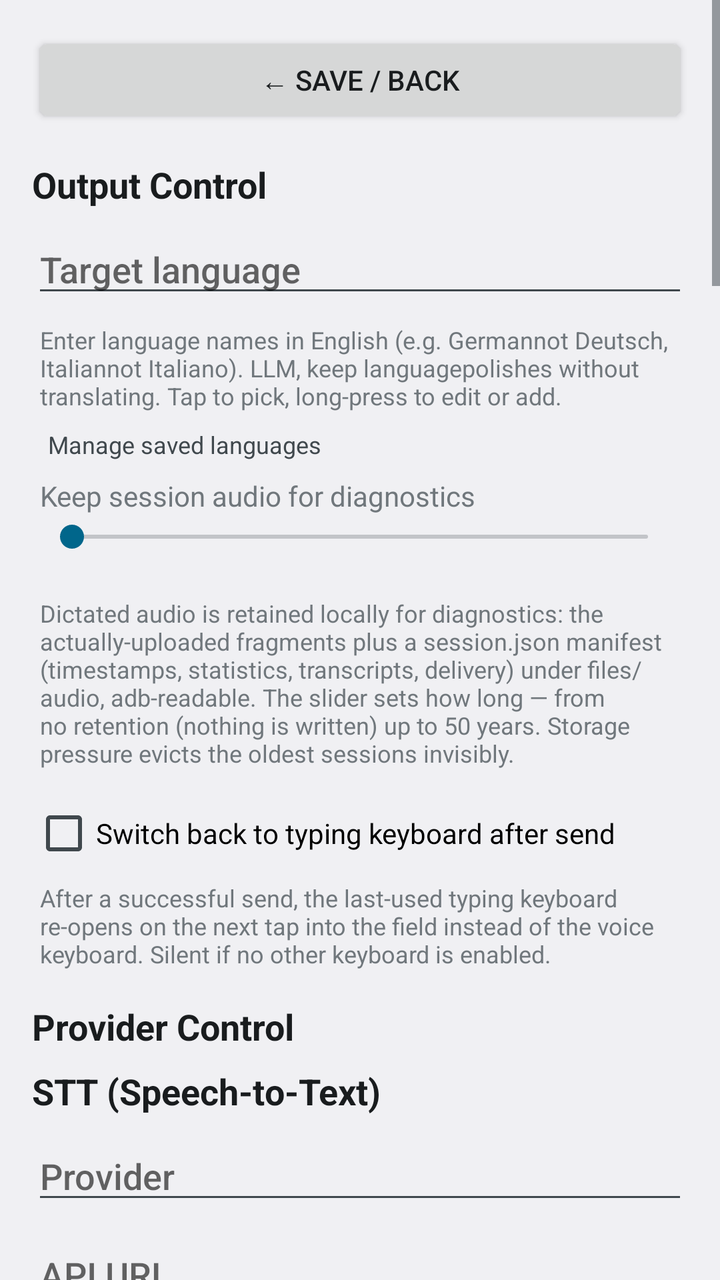
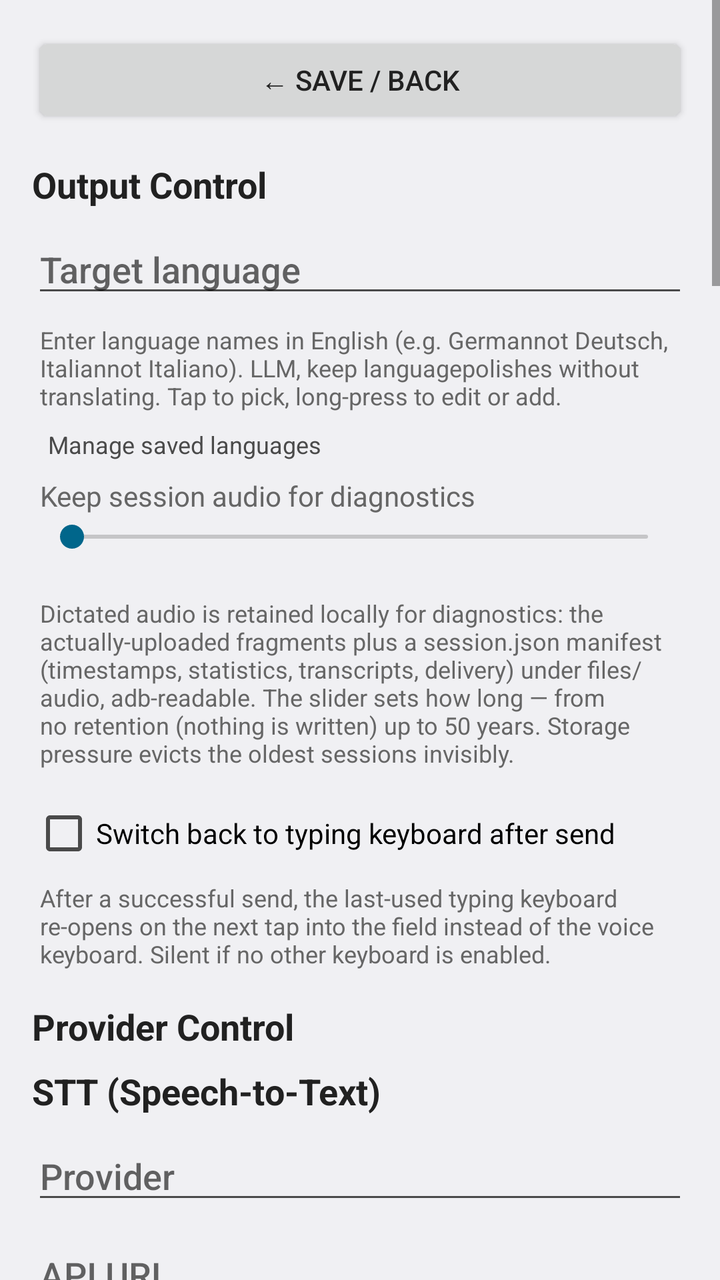

Screens rendered from an Android XML layout before and after an edit, with the pre-edit source and the edit as a unified diff.
<!-- AndroidManifest.xml: activity theme Theme.PolishedRecognition.Plain -->
<!-- res/layout/activity_settings.xml -->
<?xml version="1.0" encoding="utf-8"?>
<ScrollView xmlns:android="http://schemas.android.com/apk/res/android"
    android:layout_width="match_parent"
    android:layout_height="match_parent"
    android:fillViewport="true">

    <LinearLayout
        android:layout_width="match_parent"
        android:layout_height="wrap_content"
        android:orientation="vertical"
        android:padding="16dp">

        
        <Button
            android:id="@+id/save_button_top"
            android:layout_width="match_parent"
            android:layout_height="wrap_content"
            android:text="@string/save"
            android:layout_marginBottom="16dp" />

        
        <TextView
            android:layout_width="match_parent"
            android:layout_height="wrap_content"
            android:text="@string/processing_section"
            android:textSize="18sp"
            android:textStyle="bold"
            android:textColor="?android:attr/textColorPrimary"
            android:layout_marginBottom="8dp" />

        <AutoCompleteTextView
            android:id="@+id/target_language"
            android:layout_width="match_parent"
            android:layout_height="wrap_content"
            android:hint="@string/target_language"
            android:inputType="text"
            android:completionThreshold="1"
            android:focusable="false"
            android:cursorVisible="false"
            android:layout_marginBottom="4dp" />

        <TextView
            android:id="@+id/target_language_explanation"
            android:layout_width="match_parent"
            android:layout_height="wrap_content"
            android:text="@string/target_language_hint"
            android:textSize="12sp"
            android:textColor="?android:attr/textColorTertiary"
            android:layout_marginStart="4dp"
            android:layout_marginTop="4dp"
            android:layout_marginBottom="4dp" />

        <TextView
            android:id="@+id/manage_custom_languages"
            android:layout_width="wrap_content"
            android:layout_height="wrap_content"
            android:text="@string/manage_custom_languages"
            android:textSize="12sp"
            android:textColor="?android:attr/textColorSecondary"
            android:clickable="true"
            android:focusable="true"
            android:padding="4dp"
            android:layout_marginStart="4dp"
            android:layout_marginBottom="4dp" />

        
        <TextView
            android:layout_width="match_parent"
            android:layout_height="wrap_content"
            android:text="@string/audio_evidence"
            android:layout_marginStart="4dp"
            android:layout_marginBottom="2dp" />

        <SeekBar
            android:id="@+id/evidence_retention_slider"
            android:layout_width="match_parent"
            android:layout_height="wrap_content"
            android:layout_marginStart="4dp"
            android:layout_marginEnd="4dp" />

        <TextView
            android:id="@+id/evidence_retention_label"
            android:layout_width="match_parent"
            android:layout_height="wrap_content"
            android:textSize="14sp"
            android:textStyle="bold"
            android:layout_marginStart="4dp"
            android:layout_marginBottom="2dp" />

        <TextView
            android:layout_width="match_parent"
            android:layout_height="wrap_content"
            android:text="@string/audio_evidence_hint"
            android:textSize="12sp"
            android:textColor="?android:attr/textColorTertiary"
            android:layout_marginStart="4dp"
            android:layout_marginBottom="16dp" />

        
        <CheckBox
            android:id="@+id/switch_back_after_send"
            android:layout_width="match_parent"
            android:layout_height="wrap_content"
            android:text="@string/switch_back_after_send"
            android:layout_marginBottom="8dp" />

        <TextView
            android:layout_width="match_parent"
            android:layout_height="wrap_content"
            android:text="@string/switch_back_after_send_hint"
            android:textSize="12sp"
            android:textColor="?android:attr/textColorTertiary"
            android:layout_marginStart="4dp"
            android:layout_marginBottom="16dp" />

        
        <TextView
            android:layout_width="match_parent"
            android:layout_height="wrap_content"
            android:text="@string/provider_control_section"
            android:textSize="18sp"
            android:textStyle="bold"
            android:textColor="?android:attr/textColorPrimary"
            android:layout_marginBottom="8dp" />

        
        <TextView
            android:layout_width="match_parent"
            android:layout_height="wrap_content"
            android:text="@string/stt_section"
            android:textSize="18sp"
            android:textStyle="bold"
            android:textColor="?android:attr/textColorPrimary"
            android:layout_marginBottom="8dp" />

        <AutoCompleteTextView
            android:id="@+id/stt_provider"
            android:layout_width="match_parent"
            android:layout_height="wrap_content"
            android:hint="@string/provider"
            android:inputType="none"
            android:focusable="false"
            android:cursorVisible="false"
            android:layout_marginBottom="8dp" />

        <EditText
            android:id="@+id/stt_url"
            android:layout_width="match_parent"
            android:layout_height="wrap_content"
            android:hint="@string/api_url"
            android:inputType="textUri"
            android:imeOptions="actionDone"
            android:layout_marginBottom="8dp" />

        <LinearLayout
            android:layout_width="match_parent"
            android:layout_height="wrap_content"
            android:orientation="horizontal"
            android:gravity="center_vertical"
            android:layout_marginBottom="4dp">
            <EditText
                android:id="@+id/stt_token"
                android:layout_width="0dp"
                android:layout_height="wrap_content"
                android:layout_weight="1"
                android:hint="@string/api_token"
                android:inputType="textPassword"
                android:imeOptions="actionDone" />
            <ImageButton
                android:id="@+id/stt_token_toggle"
                android:layout_width="48dp"
                android:layout_height="48dp"
                android:src="@drawable/ic_eye"
                android:background="?android:attr/selectableItemBackgroundBorderless"
                android:contentDescription="@string/show_password"
                android:scaleType="center" />
        </LinearLayout>

        <Button
            android:id="@+id/validate_stt"
            android:layout_width="wrap_content"
            android:layout_height="wrap_content"
            android:text="@string/validate_fetch"
            style="@android:style/Widget.DeviceDefault.Button.Borderless"
            android:layout_marginBottom="8dp" />

        <AutoCompleteTextView
            android:id="@+id/stt_model"
            android:layout_width="match_parent"
            android:layout_height="wrap_content"
            android:hint="@string/model"
            android:inputType="text|textNoSuggestions"
            android:importantForAutofill="no"
            android:completionThreshold="1"
            android:layout_marginBottom="16dp" />

        
        <TextView
            android:layout_width="match_parent"
            android:layout_height="wrap_content"
            android:text="@string/llm_section"
            android:textSize="18sp"
            android:textStyle="bold"
            android:textColor="?android:attr/textColorPrimary"
            android:layout_marginBottom="8dp" />

        <AutoCompleteTextView
            android:id="@+id/llm_provider"
            android:layout_width="match_parent"
            android:layout_height="wrap_content"
            android:hint="@string/provider"
            android:inputType="none"
            android:focusable="false"
            android:cursorVisible="false"
            android:layout_marginBottom="8dp" />

        <EditText
            android:id="@+id/llm_url"
            android:layout_width="match_parent"
            android:layout_height="wrap_content"
            android:hint="@string/api_url"
            android:inputType="textUri"
            android:imeOptions="actionDone"
            android:layout_marginBottom="8dp" />

        <LinearLayout
            android:layout_width="match_parent"
            android:layout_height="wrap_content"
            android:orientation="horizontal"
            android:gravity="center_vertical"
            android:layout_marginBottom="4dp">
            <EditText
                android:id="@+id/llm_token"
                android:layout_width="0dp"
                android:layout_height="wrap_content"
                android:layout_weight="1"
                android:hint="@string/api_token"
                android:inputType="textPassword"
                android:imeOptions="actionDone" />
            <ImageButton
                android:id="@+id/llm_token_toggle"
                android:layout_width="48dp"
                android:layout_height="48dp"
                android:src="@drawable/ic_eye"
                android:background="?android:attr/selectableItemBackgroundBorderless"
                android:contentDescription="@string/show_password"
                android:scaleType="center" />
        </LinearLayout>

        <LinearLayout
            android:layout_width="match_parent"
            android:layout_height="wrap_content"
            android:orientation="horizontal"
            android:layout_marginBottom="8dp">

            <Button
                android:id="@+id/fetch_llm_models"
                android:layout_width="wrap_content"
                android:layout_height="wrap_content"
                android:text="@string/fetch_models"
                style="@android:style/Widget.DeviceDefault.Button.Borderless"
                android:layout_marginEnd="8dp" />

            <Button
                android:id="@+id/test_llm_token"
                android:layout_width="wrap_content"
                android:layout_height="wrap_content"
                android:text="@string/test_token"
                style="@android:style/Widget.DeviceDefault.Button.Borderless" />
        </LinearLayout>

        <AutoCompleteTextView
            android:id="@+id/llm_model"
            android:layout_width="match_parent"
            android:layout_height="wrap_content"
            android:hint="@string/model"
            android:inputType="text|textNoSuggestions"
            android:importantForAutofill="no"
            android:completionThreshold="1"
            android:layout_marginBottom="16dp" />

        
        <TextView
            android:layout_width="match_parent"
            android:layout_height="wrap_content"
            android:text="@string/prompts_section"
            android:textSize="18sp"
            android:textStyle="bold"
            android:textColor="?android:attr/textColorPrimary"
            android:layout_marginBottom="8dp" />

        
        <LinearLayout
            android:layout_width="match_parent"
            android:layout_height="wrap_content"
            android:orientation="horizontal"
            android:gravity="center_vertical"
            android:layout_marginBottom="4dp">
            <TextView
                android:layout_width="0dp"
                android:layout_height="wrap_content"
                android:layout_weight="1"
                android:text="@string/system_prompt"
                android:textSize="16sp"
                android:textColor="?android:attr/textColorPrimary" />
            <Button
                android:id="@+id/reset_system_prompt"
                android:layout_width="wrap_content"
                android:layout_height="wrap_content"
                android:text="@string/reset_prompt"
                style="@android:style/Widget.DeviceDefault.Button.Borderless"
                android:textSize="12sp" />
        </LinearLayout>

        <TextView
            android:layout_width="match_parent"
            android:layout_height="wrap_content"
            android:text="@string/prompt_variables"
            android:textSize="12sp"
            android:textColor="?android:attr/textColorSecondary"
            android:layout_marginBottom="4dp" />

        <EditText
            android:id="@+id/system_prompt"
            android:layout_width="match_parent"
            android:layout_height="wrap_content"
            android:inputType="textMultiLine"
            android:minLines="5"
            android:gravity="top"
            android:layout_marginBottom="16dp" />

        
        <LinearLayout
            android:layout_width="match_parent"
            android:layout_height="wrap_content"
            android:orientation="horizontal"
            android:gravity="center_vertical"
            android:layout_marginBottom="4dp">
            <TextView
                android:layout_width="0dp"
                android:layout_height="wrap_content"
                android:layout_weight="1"
                android:text="@string/target_language_clause"
                android:textSize="16sp"
                android:textColor="?android:attr/textColorPrimary" />
            <Button
                android:id="@+id/reset_target_language_clause"
                android:layout_width="wrap_content"
                android:layout_height="wrap_content"
                android:text="@string/reset_prompt"
                style="@android:style/Widget.DeviceDefault.Button.Borderless"
                android:textSize="12sp" />
        </LinearLayout>

        <TextView
            android:layout_width="match_parent"
            android:layout_height="wrap_content"
            android:text="@string/prompt_variables"
            android:textSize="12sp"
            android:textColor="?android:attr/textColorSecondary"
            android:layout_marginBottom="4dp" />

        <EditText
            android:id="@+id/target_language_clause"
            android:layout_width="match_parent"
            android:layout_height="wrap_content"
            android:inputType="textMultiLine"
            android:minLines="2"
            android:gravity="top"
            android:layout_marginBottom="16dp" />

        
        <TextView
            android:layout_width="match_parent"
            android:layout_height="wrap_content"
            android:text="@string/source_language_clause_title"
            android:textSize="16sp"
            android:textColor="?android:attr/textColorPrimary"
            android:layout_marginBottom="4dp" />

        <TextView
            android:layout_width="match_parent"
            android:layout_height="wrap_content"
            android:text="@string/source_language_clause_info"
            android:textSize="12sp"
            android:textColor="?android:attr/textColorSecondary"
            android:layout_marginBottom="8dp" />

        
        <Button
            android:id="@+id/restore_defaults"
            android:layout_width="wrap_content"
            android:layout_height="wrap_content"
            android:text="@string/restore_defaults"
            style="@android:style/Widget.DeviceDefault.Button.Borderless"
            android:layout_gravity="center_horizontal"
            android:layout_marginBottom="16dp" />

        
        <TextView
            android:layout_width="match_parent"
            android:layout_height="wrap_content"
            android:text="@string/advanced_section"
            android:textSize="16sp"
            android:textStyle="bold"
            android:textColor="?android:attr/textColorPrimary"
            android:layout_marginTop="16dp"
            android:layout_marginBottom="8dp" />

        <CheckBox
            android:id="@+id/slice_auto"
            android:layout_width="match_parent"
            android:layout_height="wrap_content"
            android:text="@string/slice_auto"
            android:layout_marginBottom="4dp" />

        <EditText
            android:id="@+id/slice_seconds"
            android:layout_width="match_parent"
            android:layout_height="wrap_content"
            android:hint="@string/slice_seconds"
            android:inputType="numberDecimal"
            android:imeOptions="actionDone"
            android:layout_marginBottom="4dp" />

        <TextView
            android:layout_width="match_parent"
            android:layout_height="wrap_content"
            android:text="@string/slice_seconds_hint"
            android:textSize="12sp"
            android:textColor="?android:attr/textColorTertiary"
            android:layout_marginStart="4dp"
            android:layout_marginBottom="8dp" />

        <CheckBox
            android:id="@+id/search_auto"
            android:layout_width="match_parent"
            android:layout_height="wrap_content"
            android:text="@string/search_percent_auto"
            android:layout_marginBottom="4dp" />

        <EditText
            android:id="@+id/search_percent"
            android:layout_width="match_parent"
            android:layout_height="wrap_content"
            android:hint="@string/search_percent"
            android:inputType="number"
            android:imeOptions="actionDone"
            android:layout_marginBottom="4dp" />

        <TextView
            android:layout_width="match_parent"
            android:layout_height="wrap_content"
            android:text="@string/search_percent_hint"
            android:textSize="12sp"
            android:textColor="?android:attr/textColorTertiary"
            android:layout_marginStart="4dp"
            android:layout_marginBottom="8dp" />

        <CheckBox
            android:id="@+id/compress_audio"
            android:layout_width="match_parent"
            android:layout_height="wrap_content"
            android:text="@string/compress_audio"
            android:layout_marginBottom="8dp" />



        <EditText
            android:id="@+id/wrap_width"
            android:layout_width="match_parent"
            android:layout_height="wrap_content"
            android:hint="@string/wrap_width"
            android:inputType="number"
            android:imeOptions="actionDone"
            android:layout_marginBottom="4dp" />

        <TextView
            android:layout_width="match_parent"
            android:layout_height="wrap_content"
            android:text="@string/wrap_width_hint"
            android:textSize="12sp"
            android:textColor="?android:attr/textColorTertiary"
            android:layout_marginStart="4dp"
            android:layout_marginBottom="4dp" />

        <LinearLayout
            android:layout_width="match_parent"
            android:layout_height="wrap_content"
            android:orientation="horizontal"
            android:layout_marginBottom="8dp">

            <Button
                android:id="@+id/wrap_80"
                android:layout_width="wrap_content"
                android:layout_height="wrap_content"
                android:text="80"
                style="@android:style/Widget.DeviceDefault.Button.Borderless" />

            <Button
                android:id="@+id/wrap_120"
                android:layout_width="wrap_content"
                android:layout_height="wrap_content"
                android:text="120"
                style="@android:style/Widget.DeviceDefault.Button.Borderless" />

            <Button
                android:id="@+id/wrap_200"
                android:layout_width="wrap_content"
                android:layout_height="wrap_content"
                android:text="200"
                style="@android:style/Widget.DeviceDefault.Button.Borderless" />

            <Button
                android:id="@+id/wrap_off"
                android:layout_width="wrap_content"
                android:layout_height="wrap_content"
                android:text="0 (off)"
                style="@android:style/Widget.DeviceDefault.Button.Borderless" />
        </LinearLayout>

        <TextView
            android:layout_width="match_parent"
            android:layout_height="wrap_content"
            android:text="@string/app_wrap_section"
            android:textSize="14sp"
            android:textStyle="bold"
            android:textColor="?android:attr/textColorPrimary"
            android:layout_marginTop="4dp"
            android:layout_marginBottom="4dp" />

        <AutoCompleteTextView
            android:id="@+id/app_wrap_app"
            android:layout_width="match_parent"
            android:layout_height="wrap_content"
            android:hint="@string/app_wrap_pick"
            android:inputType="none"
            android:focusable="false"
            android:cursorVisible="false"
            android:clickable="true"
            android:layout_marginBottom="4dp" />

        <EditText
            android:id="@+id/app_wrap_width"
            android:layout_width="match_parent"
            android:layout_height="wrap_content"
            android:hint="@string/wrap_width"
            android:inputType="number"
            android:imeOptions="actionDone"
            android:layout_marginBottom="4dp" />

        <TextView
            android:id="@+id/app_wrap_empty_hint"
            android:layout_width="match_parent"
            android:layout_height="wrap_content"
            android:text="@string/app_wrap_empty"
            android:textSize="12sp"
            android:textColor="?android:attr/textColorTertiary"
            android:layout_marginStart="4dp"
            android:layout_marginBottom="4dp" />

        <LinearLayout
            android:layout_width="match_parent"
            android:layout_height="wrap_content"
            android:orientation="horizontal"
            android:layout_marginBottom="4dp">

            <Button
                android:id="@+id/app_wrap_forget"
                android:layout_width="wrap_content"
                android:layout_height="wrap_content"
                android:text="@string/app_wrap_forget"
                style="@android:style/Widget.DeviceDefault.Button.Borderless" />
        </LinearLayout>

        <TextView
            android:layout_width="match_parent"
            android:layout_height="wrap_content"
            android:text="@string/app_wrap_hint"
            android:textSize="12sp"
            android:textColor="?android:attr/textColorTertiary"
            android:layout_marginStart="4dp"
            android:layout_marginBottom="12dp" />

        
        <Button
            android:id="@+id/set_recognition_service"
            android:layout_width="match_parent"
            android:layout_height="wrap_content"
            android:text="@string/enable_voice_keyboard"
            style="@android:style/Widget.DeviceDefault.Button.Borderless"
            android:layout_marginBottom="16dp" />

        
        <Button
            android:id="@+id/save_button"
            android:layout_width="match_parent"
            android:layout_height="wrap_content"
            android:text="@string/save"
            android:layout_marginBottom="24dp" />

        
        <LinearLayout
            android:layout_width="match_parent"
            android:layout_height="wrap_content"
            android:orientation="horizontal"
            android:gravity="center_vertical"
            android:layout_marginBottom="4dp">

            <TextView
                android:id="@+id/about_help"
                android:layout_width="wrap_content"
                android:layout_height="wrap_content"
                android:text="@string/about_help"
                android:textSize="14sp"
                android:textStyle="bold"
                android:textColor="?android:attr/colorAccent"
                android:background="@drawable/help_chip"
                android:paddingStart="14dp"
                android:paddingEnd="14dp"
                android:paddingTop="5dp"
                android:paddingBottom="5dp"
                android:layout_marginEnd="14dp"
                android:clickable="true"
                android:focusable="true"
                android:contentDescription="@string/about_help" />

            <TextView
                android:layout_width="wrap_content"
                android:layout_height="wrap_content"
                android:text="@string/about_title"
                android:textSize="18sp"
                android:textStyle="bold"
                android:textColor="?android:attr/textColorPrimary" />
        </LinearLayout>

        <TextView
            android:id="@+id/about_version"
            android:layout_width="wrap_content"
            android:layout_height="wrap_content"
            android:textSize="12sp"
            android:textColor="?android:attr/textColorTertiary"
            android:layout_marginBottom="2dp" />

        <TextView
            android:id="@+id/about_commit"
            android:layout_width="wrap_content"
            android:layout_height="wrap_content"
            android:textSize="12sp"
            android:textColor="?android:attr/textColorTertiary"
            android:layout_marginBottom="12dp" />

        <TextView
            android:id="@+id/about_info"
            android:layout_width="wrap_content"
            android:layout_height="wrap_content"
            android:text="@string/voice_input_info_message"
            android:textSize="12sp"
            android:textColor="?android:attr/textColorTertiary"
            android:clickable="true"
            android:focusable="true"
            android:autoLink="web"
            android:padding="4dp"
            android:layout_marginStart="-4dp" />

    </LinearLayout>
</ScrollView>
<!-- resources referenced by this layout -->
<resources>
  <string name="about_help">Help</string>
  <string name="about_title">About</string>
  <string name="advanced_section">Advanced / seldom needed</string>
  <string name="api_token">API Token</string>
  <string name="api_url">API URL</string>
  <string name="app_wrap_empty">No apps learned yet — dictate in an app and it will appear here.</string>
  <string name="app_wrap_forget">Forget</string>
  <string name="app_wrap_hint">Override the global line-wrap width for apps you have dictated into. Leave the field empty to use the global value. 0 disables wrapping for that app.</string>
  <string name="app_wrap_pick">App</string>
  <string name="app_wrap_section">Line wrap per app</string>
  <string name="audio_evidence">Keep session audio for diagnostics</string>
  <string name="compress_audio">Slow connection: upload OGG/Opus</string>
  <string name="enable_voice_keyboard">Enable Voice Keyboard (IME)</string>
  <string name="fetch_models">Fetch Models</string>
  <string name="llm_section">LLM Post-Processing</string>
  <string name="manage_custom_languages">Manage saved languages</string>
  <string name="model">Select or fetch a model</string>
  <string name="processing_section">Output Control</string>
  <string name="prompt_variables" translatable="false">Variables:</string>
  <string name="prompts_section">Prompts</string>
  <string name="provider">Provider</string>
  <string name="provider_control_section">Provider Control</string>
  <string name="reset_prompt">Reset</string>
  <string name="restore_defaults">Restore all prompts to default</string>
  <string name="save">\u2190 save / back</string>
  <string name="search_percent">Search window in % of the slice</string>
  <string name="search_percent_auto">Search window: auto</string>
  <string name="search_percent_hint">The last N % of the slice is the only region where a cut may land — it is where the app looks for a pause. Auto keeps it as small as possible while almost every seam still finds a silence. Manual: 10–60 %.</string>
  <string name="show_password">Show password</string>
  <string name="slice_auto">Fragment cut: auto</string>
  <string name="slice_seconds">Fragment cut (slice) in seconds</string>
  <string name="source_language_clause_title">Source Language Clause (automatic, not configurable)</string>
  <string name="stt_section">STT (Speech-to-Text)</string>
  <string name="switch_back_after_send">Switch back to typing keyboard after send</string>
  <string name="switch_back_after_send_hint">After a successful send, the last-used typing keyboard re-opens on the next tap into the field instead of the voice keyboard. Silent if no other keyboard is enabled.</string>
  <string name="system_prompt">System Prompt</string>
  <string name="target_language">Target language</string>
  <string name="target_language_clause">Target Language Clause (omitted when no target language is set)</string>
  <string name="target_language_hint">Enter language names in English (e.g. "German" not "Deutsch", "Italian" not "Italiano"). "LLM, keep language" polishes without translating. Tap to pick, long-press to edit or add.</string>
  <string name="test_token">Test Token</string>
  <string name="validate_fetch">Validate &amp; Fetch Models</string>
  <string name="wrap_width">Line wrap width (0 disables)</string>
  <string name="wrap_width_hint">Wrap output lines at this many characters. Suggestions: 80, 120, 200. Enter 0 to disable wrapping.</string>
  <style name="Theme.PolishedRecognition.Plain" parent="@android:style/Theme.DeviceDefault.DayNight">
          <item name="android:windowNoTitle">true</item>
          <item name="android:windowActionBar">false</item>
      </style>
  <!-- unchanged entries left out for length: 6 -->
</resources>

<!-- the commit's change to res/layout/activity_settings.xml (unified diff, before → after) -->
@@ -614,7 +614,7 @@
                 android:text="@string/about_help"
                 android:textSize="14sp"
                 android:textStyle="bold"
-                android:textColor="?android:attr/colorAccent"
+                android:textColor="?android:attr/textColorPrimary"
                 android:background="@drawable/help_chip"
                 android:paddingStart="14dp"
                 android:paddingEnd="14dp"
<!-- resource entries referenced after the edit -->
@@ -46,6 +46,10 @@
   <style name="Theme.PolishedRecognition.Plain" parent="@android:style/Theme.DeviceDefault.DayNight">
           <item name="android:windowNoTitle">true</item>
           <item name="android:windowActionBar">false</item>
+          
+          <item name="android:textColorPrimary">@color/text_primary</item>
+          <item name="android:textColorSecondary">@color/text_secondary</item>
+          <item name="android:textColorTertiary">@color/text_tertiary</item>
       </style>
   <!-- unchanged entries left out for length: 6 -->
 </resources>
